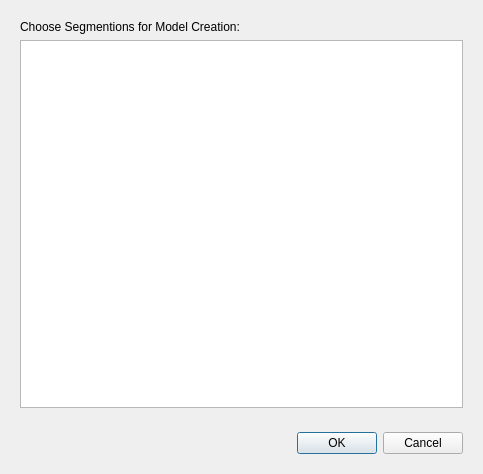
First picture: the form in Code/Source/Plugins/org.sv.gui.qt.modeling/src/internal/svSegSelectionWidget.ui, repository SimVascular/SimVascular, before the edit.
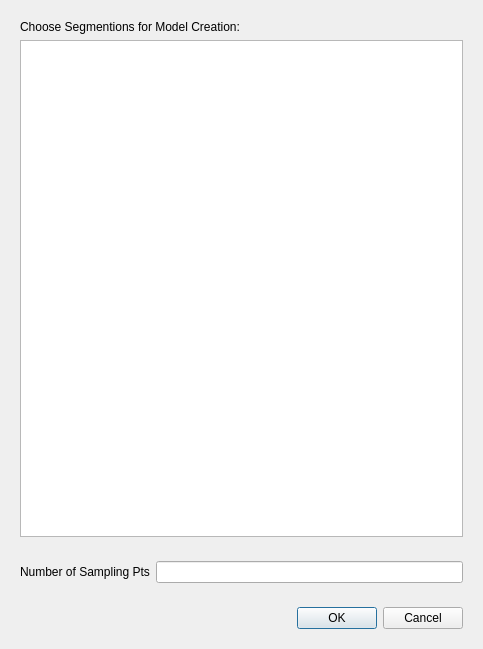
Second picture: the form after the edit.

Commit message: add num_sampling_points to model;create opencascade model

Patch:
```diff
--- a/Code/Source/Plugins/org.sv.gui.qt.modeling/src/internal/svSegSelectionWidget.ui
+++ b/Code/Source/Plugins/org.sv.gui.qt.modeling/src/internal/svSegSelectionWidget.ui
@@ -7,7 +7,7 @@
     <x>0</x>
     <y>0</y>
     <width>483</width>
-    <height>474</height>
+    <height>649</height>
    </rect>
   </property>
   <property name="contextMenuPolicy">
@@ -43,6 +43,22 @@
      </layout>
     </widget>
    </item>
+   <item>
+    <widget class="QWidget" name="widget" native="true">
+     <layout class="QHBoxLayout" name="horizontalLayout">
+      <item>
+       <widget class="QLabel" name="label_2">
+        <property name="text">
+         <string>Number of Sampling Pts</string>
+        </property>
+       </widget>
+      </item>
+      <item>
+       <widget class="QLineEdit" name="lineEditNumSampling"/>
+      </item>
+     </layout>
+    </widget>
+   </item>
    <item>
     <widget class="QWidget" name="widget_2" native="true">
      <layout class="QGridLayout" name="gridLayout">
```
The commit also changes 9 other files.
